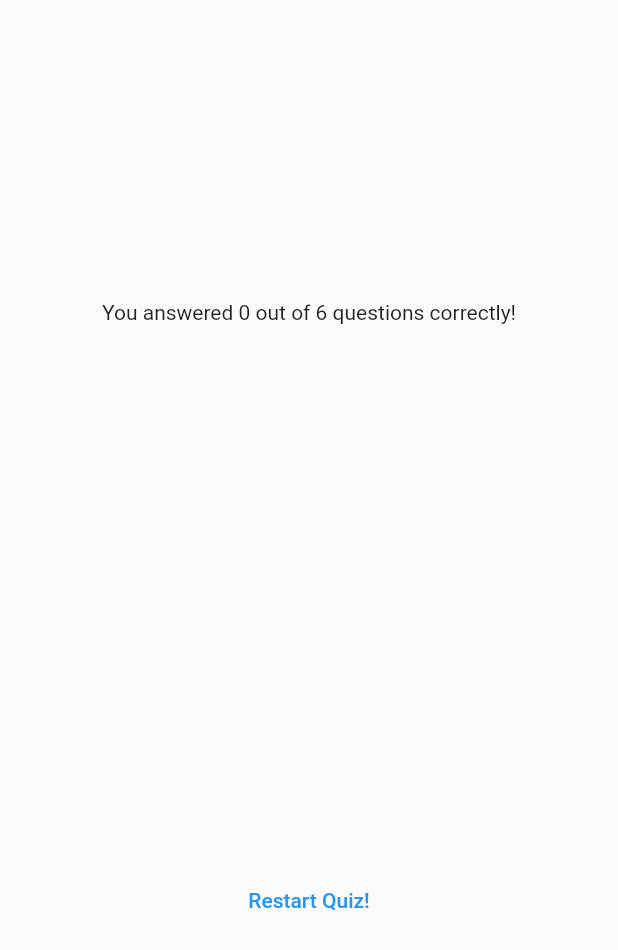
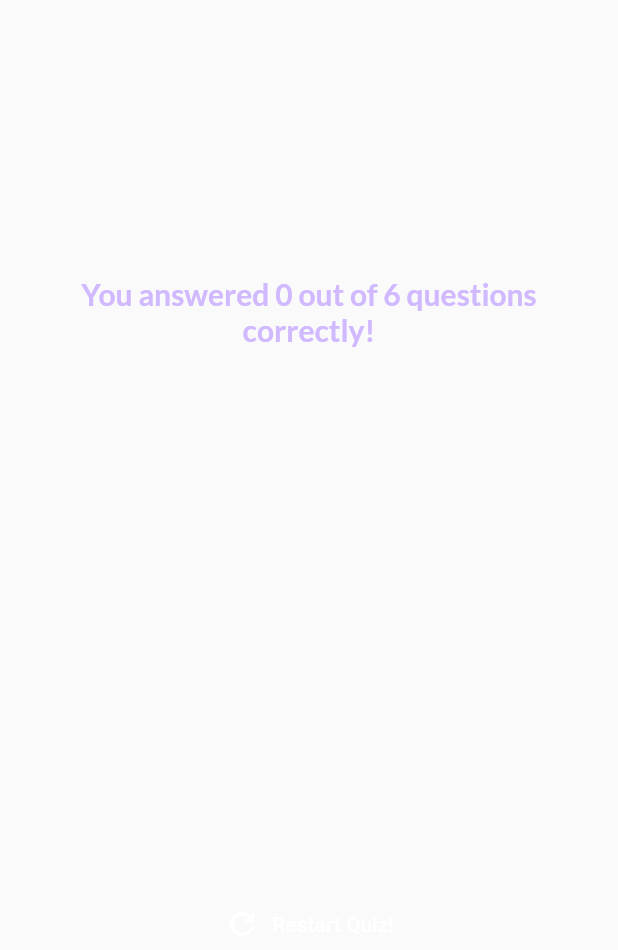
Before and after one commit to IsobeHiroshi/flutter-quiz, a Flutter app: the ResultsScreen widget shown alone on an empty page, opened directly with empty values, on a phone screen of 412 x 824 dp. Shown: the top 950 px of the screen. Run offline on Flutter 3.47's test engine with Material 2 defaults, Android fonts, the phone set to English and light mode, and no system bars; our stand-ins replace google_fonts.

Commit message:
Completes styling

```diff
--- a/lib/results_screen.dart
+++ b/lib/results_screen.dart
@@ -1,6 +1,7 @@
 import 'package:adv_basics/data/questions.dart';
 import 'package:adv_basics/questions_summary.dart';
 import 'package:flutter/material.dart';
+import 'package:google_fonts/google_fonts.dart';
 
 class ResultsScreen extends StatelessWidget {
   const ResultsScreen({
@@ -43,13 +44,22 @@ class ResultsScreen extends StatelessWidget {
             Text(
               'You answered $numCorrectQuestions out of $numTotalQuestions questions correctly!',
               textAlign: TextAlign.center,
+              style: GoogleFonts.lato(
+                color: Color.fromARGB(255, 208, 185, 255),
+                fontSize: 20,
+                fontWeight: FontWeight.bold,
+              ),
             ),
             const SizedBox(height: 30),
             QuestionsSummary(summaryData),
             const SizedBox(height: 30),
-            TextButton(
+            TextButton.icon(
               onPressed: () {},
-              child: const Text('Restart Quiz!'),
+              label: const Text('Restart Quiz!'),
+              icon: const Icon(Icons.refresh),
+              style: TextButton.styleFrom(
+                foregroundColor: Colors.white,
+              ),
             )
           ],
         ),
```
Also changed, not shown: lib/questions_summary.dart (+45 -6 lines).
